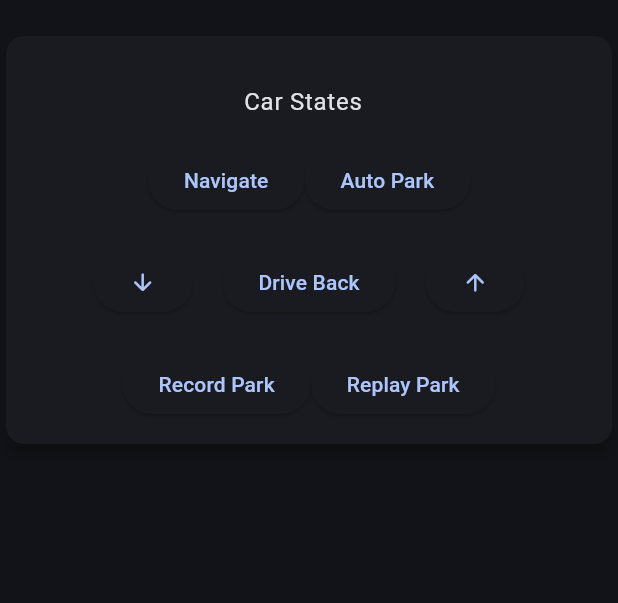
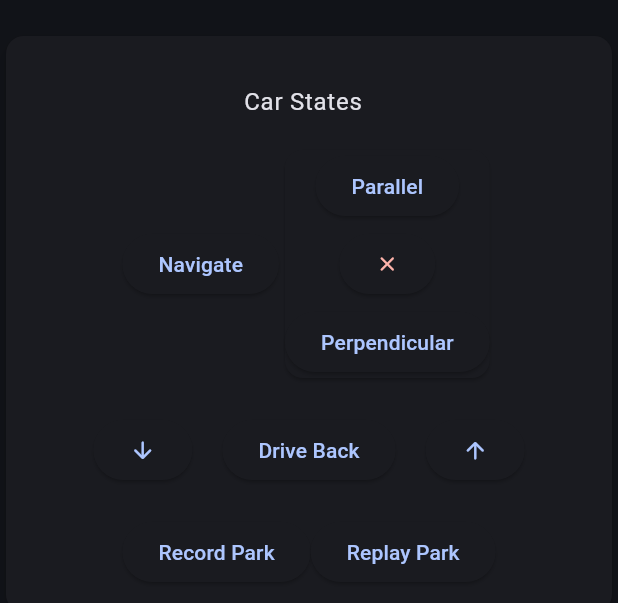
Before and after one commit to KhaledBasiony/vehigle_app, a Flutter app: the ReadingsSetter widget shown alone on an empty page, opened directly, after a tap on "Auto Park", on a phone screen of 412 x 824 dp. Shown: the top 603 px of the screen. Run offline on Flutter 3.47's test engine with Material 3 defaults, Android fonts, the phone set to English and light mode, and no system bars; our stand-ins replace flutter_riverpod, hive; missing offline and left inert: flutter_joystick, network_info_plus, wifi_info_plugin_plus; accounts and stored records are empty.

Commit message:
add buttons for selecting auto parking mode

```diff
--- a/lib/common/db.dart
+++ b/lib/common/db.dart
@@ -65,7 +65,8 @@ const cBrakesButton = 'BrakesButtonCommand';
 const cAccelerateButton = 'AccelerateButtonCommand';
 const cDecelerateButton = 'DecelerateButtonCommand';
 const cNavigateButton = 'NavigateButtonCommand';
-const cParkButton = 'ParkButtonCommand';
+const cParallelButton = 'ParallelButtonCommand';
+const cPerpendicularButton = 'PerpendicularButtonCommand';
 const cDriveBackButton = 'DriveBackButtonCommand';
 const cRecordButton = 'RecordButtonCommand';
 const cReplayButton = 'ReplayButtonCommand';
--- a/lib/common/shortcuts/actions.dart
+++ b/lib/common/shortcuts/actions.dart
@@ -129,7 +129,10 @@ class ParkAction extends Action<ParkIntent> {
 
   @override
   Object? invoke(ParkIntent intent) {
-    final command = Db.instance.read<List<int>>(cParkButton);
+    final command = switch (intent.type) {
+      ParkingType.parallel => Db.instance.read<List<int>>(cParallelButton),
+      ParkingType.perpendicular => Db.instance.read<List<int>>(cPerpendicularButton),
+    };
     if (command != null) Client.instance.send(command);
     MockServer.instance.carState.base = 1;
 
--- a/lib/common/shortcuts/intents.dart
+++ b/lib/common/shortcuts/intents.dart
@@ -41,8 +41,14 @@ class NavigateIntent extends Intent {
 }
 
 class ParkIntent extends Intent {
-  const ParkIntent();
+  const ParkIntent({
+    required this.type,
+  });
+
+  final ParkingType type;
 }
+
+enum ParkingType { parallel, perpendicular }
 
 class DriveBackIntent extends Intent {
   const DriveBackIntent();
--- a/lib/pages/client/controls.dart
+++ b/lib/pages/client/controls.dart
@@ -406,6 +406,46 @@ class _ReadingsSetterState extends ConsumerState<ReadingsSetter> {
 
   @override
   Widget build(BuildContext context) {
+    final autoParkingSelector = Consumer(
+      builder: (context, ref, child) => ref.watch(_selectParking)
+          ? Card(
+              child: Column(
+                mainAxisSize: MainAxisSize.min,
+                children: [
+                  ElevatedButton(
+                    onPressed: () {
+                      Actions.invoke(context, const ParkIntent(type: ParkingType.parallel));
+                      ref.read(_selectParking.notifier).state = false;
+                    },
+                    child: const Text('Parallel'),
+                  ),
+                  Padding(
+                    padding: const EdgeInsets.symmetric(vertical: 4),
+                    child: ElevatedButton(
+                      onPressed: () => ref.read(_selectParking.notifier).state = false,
+                      child: Icon(
+                        Icons.close_rounded,
+                        size: 16,
+                        color: Theme.of(context).colorScheme.error,
+                      ),
+                    ),
+                  ),
+                  ElevatedButton(
+                    onPressed: () {
+                      Actions.invoke(context, const ParkIntent(type: ParkingType.perpendicular));
+                      ref.read(_selectParking.notifier).state = false;
+                    },
+                    child: const Text('Perpendicular'),
+                  )
+                ],
+              ),
+            )
+          : ElevatedButton(
+              onPressed: () => ref.read(_selectParking.notifier).state = true,
+              child: const Text('Auto Park'),
+            ),
+    );
+
     final parkingStates = SingleChildScrollView(
       scrollDirection: Axis.horizontal,
       child: Row(
@@ -418,10 +458,7 @@ class _ReadingsSetterState extends ConsumerState<ReadingsSetter> {
                 },
             child: const Text('Navigate'),
           ),
-          ElevatedButton(
-            onPressed: Actions.handler(context, const ParkIntent()) ?? () {},
-            child: const Text('Auto Park'),
-          ),
+          autoParkingSelector,
         ],
       ),
     );
@@ -504,3 +541,5 @@ class _ReadingsSetterState extends ConsumerState<ReadingsSetter> {
 extension on double {
   roundToNearest(int n) => (this / n).round() * n;
 }
+
+final _selectParking = StateProvider<bool>((ref) => false);
--- a/lib/pages/settings/commands.dart
+++ b/lib/pages/settings/commands.dart
@@ -48,9 +48,14 @@ class _ButtonsCommandsEditor extends StatelessWidget {
                   isChangedProvider: _navigateCommandChangedProvider,
                 ),
                 _ButtonCommandEntry(
-                  title: 'Park Button',
-                  dbKey: cParkButton,
-                  isChangedProvider: _parkCommandChangedProvider,
+                  title: 'Parallel Park Button',
+                  dbKey: cParallelButton,
+                  isChangedProvider: _parallelCommandChangedProvider,
+                ),
+                _ButtonCommandEntry(
+                  title: 'Perpendicular Button',
+                  dbKey: cPerpendicularButton,
+                  isChangedProvider: _perpendicularCommandChangedProvider,
                 ),
                 _ButtonCommandEntry(
                   title: 'Drive Back Button',
--- a/lib/pages/settings/drawer.dart
+++ b/lib/pages/settings/drawer.dart
@@ -400,7 +400,9 @@ final _decelerateCommandChangedProvider = StateProvider<bool>((ref) => false);
 
 final _navigateCommandChangedProvider = StateProvider<bool>((ref) => false);
 
-final _parkCommandChangedProvider = StateProvider<bool>((ref) => false);
+final _parallelCommandChangedProvider = StateProvider<bool>((ref) => false);
+
+final _perpendicularCommandChangedProvider = StateProvider<bool>((ref) => false);
 
 final _driveBackCommandChangedProvider = StateProvider<bool>((ref) => false);
 
```
